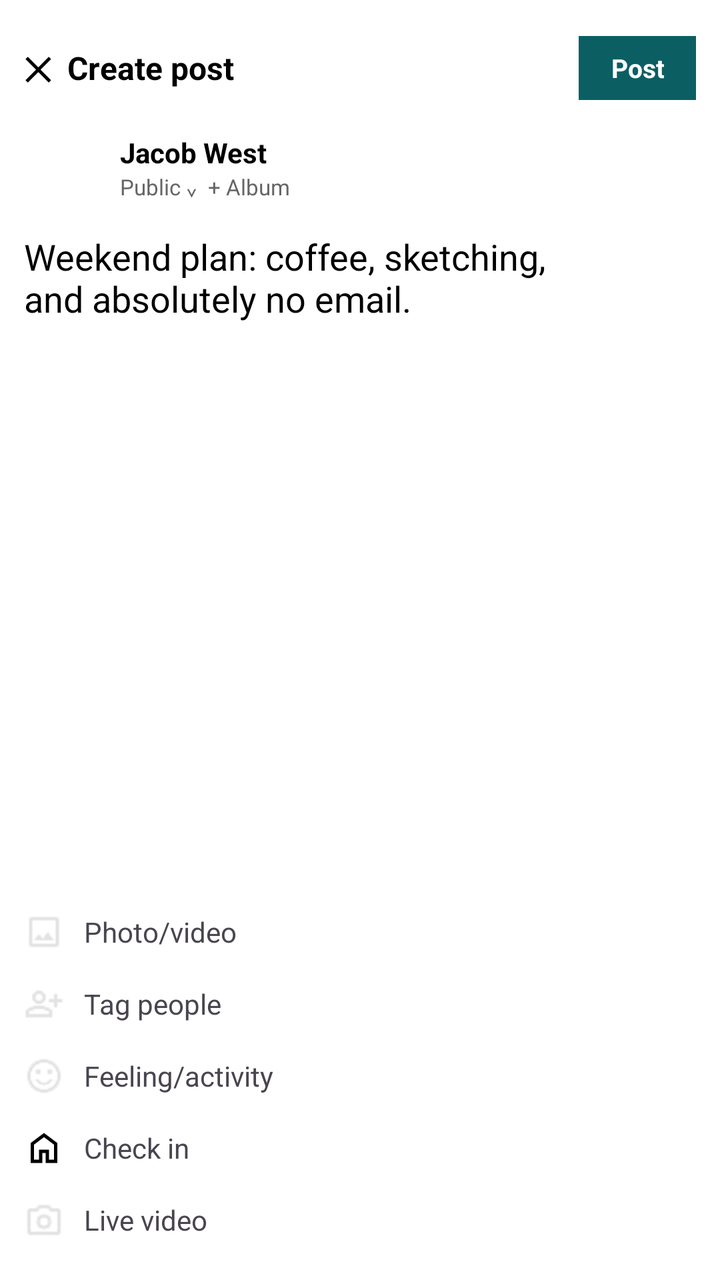
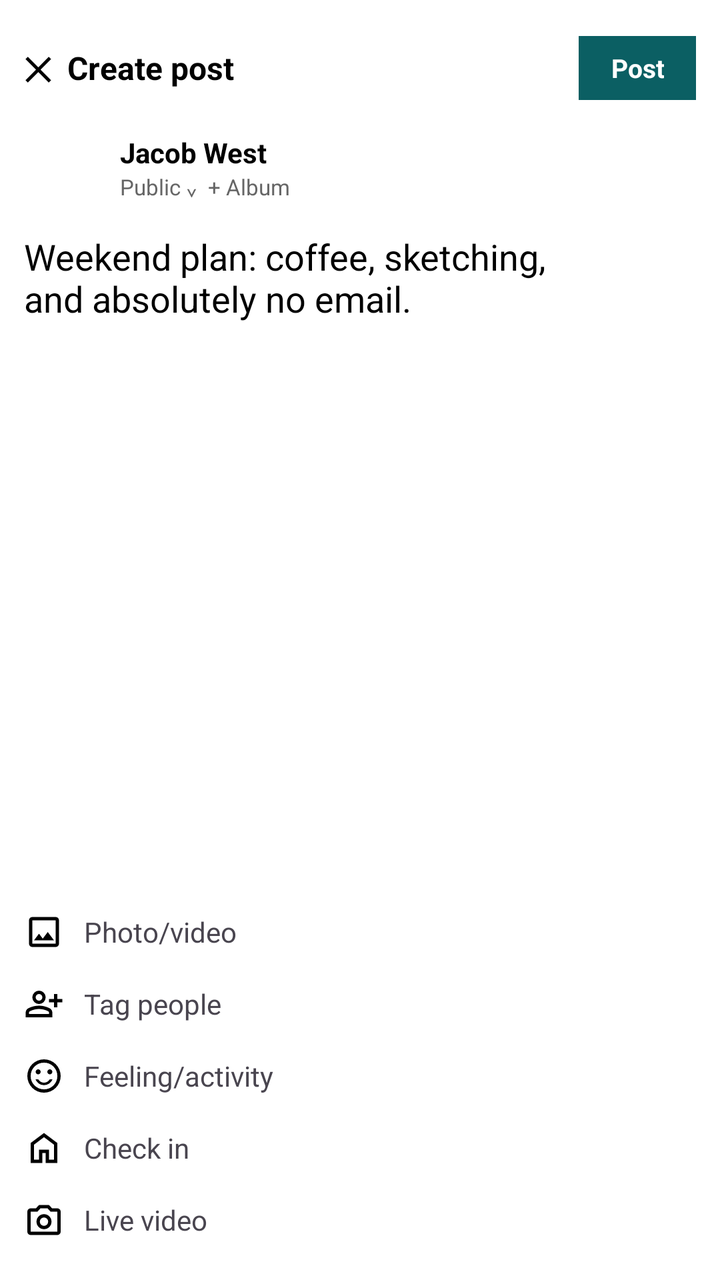

Compare the two renders of this Android layout. The source of the first and the diff that turns it into the second are given below.
<!-- AndroidManifest.xml: application theme Theme.I230720_SMD_Assignment1 -->
<!-- res/layout/post.xml -->
<?xml version="1.0" encoding="utf-8"?>
<LinearLayout xmlns:android="http://schemas.android.com/apk/res/android"
    android:layout_width="match_parent"
    android:layout_height="match_parent"
    android:background="#FFFFFF"
    android:orientation="vertical"
    android:padding="12dp">

    <LinearLayout
        android:layout_width="match_parent"
        android:layout_height="44dp"
        android:gravity="center_vertical">

        <TextView
            android:id="@+id/btnBack"
            android:layout_width="wrap_content"
            android:layout_height="wrap_content"
            android:text="✕  Create post"
            android:textColor="#000000"
            android:textSize="16sp"
            android:textStyle="bold" />

        <View
            android:layout_width="0dp"
            android:layout_height="1dp"
            android:layout_weight="1" />

        <TextView
            android:layout_width="wrap_content"
            android:layout_height="32dp"
            android:background="@color/teal"
            android:gravity="center"
            android:paddingStart="16dp"
            android:paddingEnd="16dp"
            android:text="Post"
            android:textColor="#FFFFFF"
            android:textSize="13sp"
            android:textStyle="bold" />
    </LinearLayout>

    <LinearLayout
        android:layout_width="match_parent"
        android:layout_height="wrap_content"
        android:layout_marginTop="8dp"
        android:gravity="center_vertical">

        <TextView
            android:layout_width="40dp"
            android:layout_height="40dp"
            android:background="@drawable/avatar_circle"
            android:gravity="center"
            android:text="JW"
            android:textColor="#FFFFFF"
            android:textStyle="bold" />

        <LinearLayout
            android:layout_width="wrap_content"
            android:layout_height="wrap_content"
            android:layout_marginStart="8dp"
            android:orientation="vertical">

            <TextView
                android:layout_width="wrap_content"
                android:layout_height="wrap_content"
                android:text="Jacob West"
                android:textColor="#000000"
                android:textStyle="bold" />

            <TextView
                android:layout_width="wrap_content"
                android:layout_height="wrap_content"
                android:text="Public ⌄  + Album"
                android:textColor="#666666"
                android:textSize="11sp" />
        </LinearLayout>
    </LinearLayout>

    <TextView
        android:layout_width="match_parent"
        android:layout_height="0dp"
        android:layout_marginTop="12dp"
        android:layout_weight="1"
        android:text="Weekend plan: coffee, sketching,\nand absolutely no email."
        android:textColor="#000000"
        android:textSize="18sp" />

    <LinearLayout
        android:layout_width="match_parent"
        android:layout_height="wrap_content"
        android:orientation="vertical">

        <LinearLayout android:id="@+id/btnPhotoVideo" android:layout_width="match_parent" android:layout_height="36dp" android:gravity="center_vertical">
            <ImageView android:layout_width="20dp" android:layout_height="20dp" android:contentDescription="Photo" android:src="@drawable/gallery" />
            <TextView android:layout_width="wrap_content" android:layout_height="wrap_content" android:layout_marginStart="10dp" android:text="Photo/video" android:textSize="14sp" />
        </LinearLayout>

        <LinearLayout android:layout_width="match_parent" android:layout_height="36dp" android:gravity="center_vertical">
            <ImageView android:layout_width="20dp" android:layout_height="20dp" android:contentDescription="Tag people" android:src="@drawable/add_friend" />
            <TextView android:layout_width="wrap_content" android:layout_height="wrap_content" android:layout_marginStart="10dp" android:text="Tag people" android:textSize="14sp" />
        </LinearLayout>

        <LinearLayout android:layout_width="match_parent" android:layout_height="36dp" android:gravity="center_vertical">
            <ImageView android:layout_width="20dp" android:layout_height="20dp" android:contentDescription="Feeling" android:src="@drawable/emoji" />
            <TextView android:layout_width="wrap_content" android:layout_height="wrap_content" android:layout_marginStart="10dp" android:text="Feeling/activity" android:textSize="14sp" />
        </LinearLayout>

        <LinearLayout android:layout_width="match_parent" android:layout_height="36dp" android:gravity="center_vertical">
            <ImageView android:layout_width="20dp" android:layout_height="20dp" android:contentDescription="Check in" android:src="@drawable/home" />
            <TextView android:layout_width="wrap_content" android:layout_height="wrap_content" android:layout_marginStart="10dp" android:text="Check in" android:textSize="14sp" />
        </LinearLayout>

        <LinearLayout android:id="@+id/btnCamera" android:layout_width="match_parent" android:layout_height="36dp" android:gravity="center_vertical">
            <ImageView android:layout_width="20dp" android:layout_height="20dp" android:contentDescription="Live video" android:src="@drawable/camera" />
            <TextView android:layout_width="wrap_content" android:layout_height="wrap_content" android:layout_marginStart="10dp" android:text="Live video" android:textSize="14sp" />
        </LinearLayout>
    </LinearLayout>

</LinearLayout>
<!-- resources referenced by this layout -->
<resources>
  <color name="teal">#0b5f63</color>
  <!-- drawable add_friend: png bitmap (drawable, 464 bytes) -->
  <!-- drawable avatar_circle (drawable) -->
  <?xml version="1.0" encoding="utf-8"?>
  <shape xmlns:android="http://schemas.android.com/apk/res/android"
      android:shape="oval">
      <solid android:color="#ffffff" />
  </shape>
  <!-- drawable camera: png bitmap (drawable, 513 bytes) -->
  <!-- drawable emoji: png bitmap (drawable, 677 bytes) -->
  <!-- drawable gallery: png bitmap (drawable, 296 bytes) -->
  <!-- drawable home: png bitmap (drawable, 347 bytes) -->
  <style name="Theme.I230720_SMD_Assignment1" parent="Base.Theme.I230720_SMD_Assignment1" />
  <style name="Base.Theme.I230720_SMD_Assignment1" parent="Theme.Material3.DayNight.NoActionBar">
          
          
      </style>
</resources>

<!-- the commit's change to res/layout/post.xml (unified diff, before → after) -->
@@ -90,17 +90,17 @@
         android:orientation="vertical">
 
         <LinearLayout android:id="@+id/btnPhotoVideo" android:layout_width="match_parent" android:layout_height="36dp" android:gravity="center_vertical">
-            <ImageView android:layout_width="20dp" android:layout_height="20dp" android:contentDescription="Photo" android:src="@drawable/gallery" />
+            <ImageView android:layout_width="20dp" android:layout_height="20dp" android:contentDescription="Photo" android:src="@drawable/photo" />
             <TextView android:layout_width="wrap_content" android:layout_height="wrap_content" android:layout_marginStart="10dp" android:text="Photo/video" android:textSize="14sp" />
         </LinearLayout>
 
         <LinearLayout android:layout_width="match_parent" android:layout_height="36dp" android:gravity="center_vertical">
-            <ImageView android:layout_width="20dp" android:layout_height="20dp" android:contentDescription="Tag people" android:src="@drawable/add_friend" />
+            <ImageView android:layout_width="20dp" android:layout_height="20dp" android:contentDescription="Tag people" android:src="@drawable/person_add" />
             <TextView android:layout_width="wrap_content" android:layout_height="wrap_content" android:layout_marginStart="10dp" android:text="Tag people" android:textSize="14sp" />
         </LinearLayout>
 
         <LinearLayout android:layout_width="match_parent" android:layout_height="36dp" android:gravity="center_vertical">
-            <ImageView android:layout_width="20dp" android:layout_height="20dp" android:contentDescription="Feeling" android:src="@drawable/emoji" />
+            <ImageView android:layout_width="20dp" android:layout_height="20dp" android:contentDescription="Feeling" android:src="@drawable/sentiment_satisfied" />
             <TextView android:layout_width="wrap_content" android:layout_height="wrap_content" android:layout_marginStart="10dp" android:text="Feeling/activity" android:textSize="14sp" />
         </LinearLayout>
 
@@ -110,7 +110,7 @@
         </LinearLayout>
 
         <LinearLayout android:id="@+id/btnCamera" android:layout_width="match_parent" android:layout_height="36dp" android:gravity="center_vertical">
-            <ImageView android:layout_width="20dp" android:layout_height="20dp" android:contentDescription="Live video" android:src="@drawable/camera" />
+            <ImageView android:layout_width="20dp" android:layout_height="20dp" android:contentDescription="Live video" android:src="@drawable/photo_camera" />
             <TextView android:layout_width="wrap_content" android:layout_height="wrap_content" android:layout_marginStart="10dp" android:text="Live video" android:textSize="14sp" />
         </LinearLayout>
     </LinearLayout>
<!-- resource entries referenced after the edit -->
@@ -1,17 +1,57 @@
 <!-- resources referenced by this layout -->
 <resources>
   <color name="teal">#0b5f63</color>
-  <!-- drawable add_friend: png bitmap (drawable, 464 bytes) -->
   <!-- drawable avatar_circle (drawable) -->
   <?xml version="1.0" encoding="utf-8"?>
   <shape xmlns:android="http://schemas.android.com/apk/res/android"
       android:shape="oval">
       <solid android:color="#ffffff" />
   </shape>
-  <!-- drawable camera: png bitmap (drawable, 513 bytes) -->
-  <!-- drawable emoji: png bitmap (drawable, 677 bytes) -->
-  <!-- drawable gallery: png bitmap (drawable, 296 bytes) -->
-  <!-- drawable home: png bitmap (drawable, 347 bytes) -->
+  <!-- drawable home (drawable) -->
+  <vector xmlns:android="http://schemas.android.com/apk/res/android"
+      android:width="24dp"
+      android:height="24dp"
+      android:viewportWidth="24"
+      android:viewportHeight="24">
+      <path android:fillColor="@android:color/black"
+          android:pathData="M6,19H9V13h6v6h3V10L12,5.5L6,10v9ZM4,21V9l8-6l8,6V21H13V15H11v6H4Zm8-8.75Z"/>
+  </vector>
+  <!-- drawable person_add (drawable) -->
+  <vector xmlns:android="http://schemas.android.com/apk/res/android"
+      android:width="24dp"
+      android:height="24dp"
+      android:viewportWidth="24"
+      android:viewportHeight="24">
+      <path android:fillColor="@android:color/black"
+          android:pathData="M18,14V11H15V9h3V6h2V9h3v2H20v3H18ZM6.18,10.83Q5,9.65 5,8T6.18,5.18T9,4t2.83,1.18T13,8t-1.17,2.82T9,12T6.18,10.83ZM1,20V17.2q0-0.85 0.44-1.56q0.44-0.71 1.16-1.09q1.55-0.78 3.15-1.16T9,13t3.25,0.39t3.15,1.16q0.72,0.38 1.16,1.09T17,17.2V20H1Zm2-2H15V17.2q0-0.27-0.14-0.5q-0.14-0.22-0.36-0.35q-1.35-0.68-2.72-1.01T9,15T6.23,15.34T3.5,16.35Q3.28,16.48 3.14,16.7Q3,16.93 3,17.2V18Zm7.41-8.59Q11,8.82 11,8T10.41,6.59T9,6Q8.18,6 7.59,6.59Q7,7.18 7,8T7.59,9.41T9,10q0.83,0 1.41-0.59ZM9,8ZM9,18Z"/>
+  </vector>
+  <!-- drawable photo (drawable) -->
+  <vector xmlns:android="http://schemas.android.com/apk/res/android"
+      android:width="24dp"
+      android:height="24dp"
+      android:viewportWidth="24"
+      android:viewportHeight="24">
+      <path android:fillColor="@android:color/black"
+          android:pathData="M5,21q-0.83,0-1.41-0.59T3,19V5Q3,4.17 3.59,3.59T5,3H19q0.83,0 1.41,0.59T21,5V19q0,0.82-0.59,1.41T19,21H5Zm0-2H19V5H5V19Zm1-2H18l-3.75-5l-3,4L9,13L6,17ZM5,19V5V19Z"/>
+  </vector>
+  <!-- drawable photo_camera (drawable) -->
+  <vector xmlns:android="http://schemas.android.com/apk/res/android"
+      android:width="24dp"
+      android:height="24dp"
+      android:viewportWidth="24"
+      android:viewportHeight="24">
+      <path android:fillColor="@android:color/black"
+          android:pathData="M12,17.5q1.88,0 3.19-1.31T16.5,13T15.19,9.81T12,8.5T8.81,9.81T7.5,13t1.31,3.19T12,17.5Zm0-2q-1.05,0-1.77-0.72T9.5,13t0.73-1.78T12,10.5t1.78,0.72T14.5,13t-0.72,1.78T12,15.5ZM4,21q-0.82,0-1.41-0.59T2,19V7Q2,6.18 2.59,5.59T4,5H7.15L9,3h6l1.85,2H20q0.83,0 1.41,0.59Q22,6.18 22,7V19q0,0.82-0.59,1.41T20,21H4Zm0-2H20V7H15.95L14.13,5H9.88L8.05,7H4V19Zm8-6Z"/>
+  </vector>
+  <!-- drawable sentiment_satisfied (drawable) -->
+  <vector xmlns:android="http://schemas.android.com/apk/res/android"
+      android:width="24dp"
+      android:height="24dp"
+      android:viewportWidth="24"
+      android:viewportHeight="24">
+      <path android:fillColor="@android:color/black"
+          android:pathData="M15.5,11q0.63,0 1.06-0.44T17,9.5T16.56,8.44T15.5,8T14.44,8.44T14,9.5t0.44,1.06T15.5,11Zm-7,0q0.63,0 1.06-0.44T10,9.5T9.56,8.44T8.5,8T7.44,8.44T7,9.5t0.44,1.06T8.5,11Zm6.59,5.54Q16.48,15.58 17.1,14H15.45q-0.55,0.92-1.46,1.46T12,16t-1.99-0.54T8.55,14H6.9q0.63,1.57 2.01,2.54T12,17.5t3.09-0.96ZM8.1,21.21q-1.82-0.79-3.17-2.14Q3.58,17.73 2.79,15.9T2,12Q2,9.92 2.79,8.1Q3.58,6.27 4.93,4.93Q6.28,3.57 8.1,2.79Q9.93,2 12,2t3.9,0.79t3.17,2.14q1.35,1.35 2.14,3.17Q22,9.92 22,12t-0.79,3.9t-2.14,3.17q-1.35,1.35-3.17,2.14T12,22q-2.07,0-3.9-0.79ZM12,12Zm5.68,5.68Q20,15.35 20,12T17.68,6.32T12,4T6.33,6.32T4,12t2.33,5.68T12,20t5.68-2.32Z"/>
+  </vector>
   <style name="Theme.I230720_SMD_Assignment1" parent="Base.Theme.I230720_SMD_Assignment1" />
   <style name="Base.Theme.I230720_SMD_Assignment1" parent="Theme.Material3.DayNight.NoActionBar">
           
